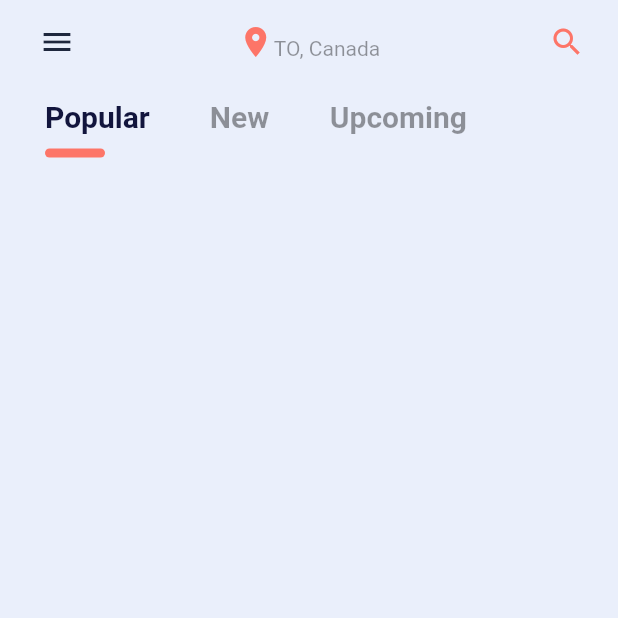
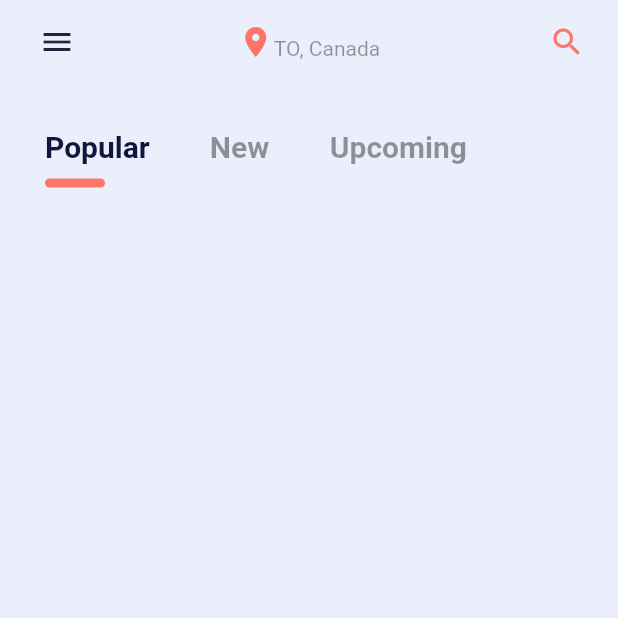
Before and after one commit to unsuitable001/MooVZ, a Flutter app: the screen it shows after launch, on a phone screen of 412 x 824 dp, the top half of it. Run offline on Flutter 3.47's test engine with Material 2 defaults, Android fonts, the phone set to English and light mode, and no system bars.

Commit message:
fix spacing around navbar

```diff
--- a/lib/components/navbar.dart
+++ b/lib/components/navbar.dart
@@ -16,7 +16,8 @@ class _NavBarState extends State<NavBar> {
   @override
   Widget build(BuildContext context) {
     return Container(
-      margin: const EdgeInsets.symmetric(vertical: kDefaultPadding / 2),
+      margin: const EdgeInsets.only(
+          top: kDefaultPadding * 3 / 2, bottom: kDefaultPadding),
       padding: const EdgeInsets.only(left: kDefaultPadding / 2),
       height: 60,
       child: ListView.builder(
```
